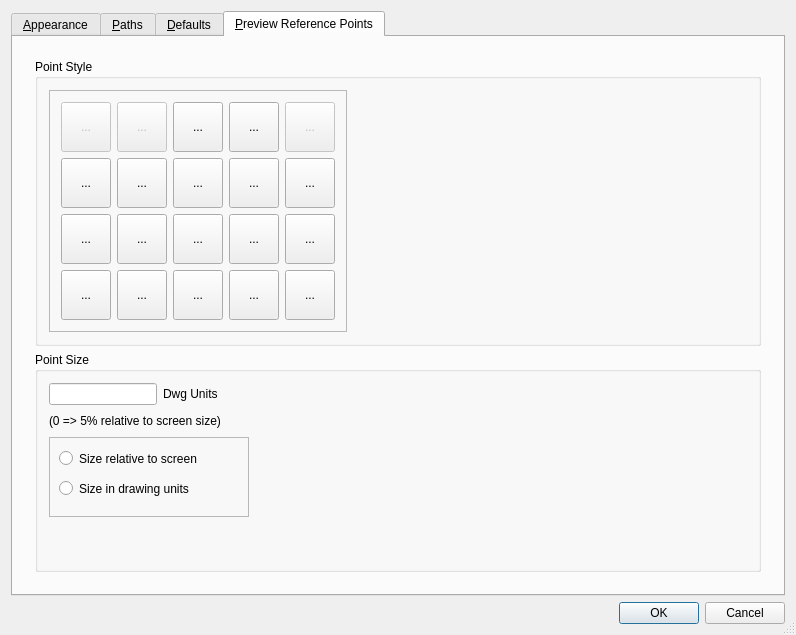
Qt form librecad/src/ui/dialogs/settings/options_general/qg_dlgoptionsgeneral.ui (LibreCAD/LibreCAD) before a commit.
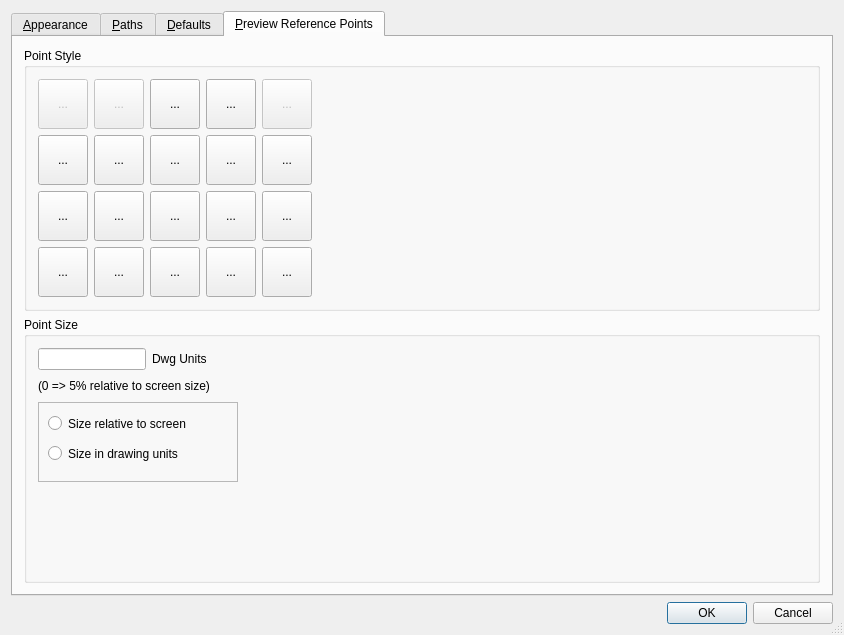
The same form after that commit. The open tabs and pages were chosen to show the change. Icons and pictures are not drawn.

What changed in the file:
```diff
--- a/librecad/src/ui/dialogs/settings/options_general/qg_dlgoptionsgeneral.ui
+++ b/librecad/src/ui/dialogs/settings/options_general/qg_dlgoptionsgeneral.ui
@@ -6,8 +6,8 @@
    <rect>
     <x>0</x>
     <y>0</y>
-    <width>748</width>
-    <height>616</height>
+    <width>844</width>
+    <height>625</height>
    </rect>
   </property>
   <property name="windowTitle">
@@ -1504,6 +1504,18 @@
        <item>
         <widget class="QWidget" name="widget_2" native="true">
          <layout class="QVBoxLayout" name="verticalLayout_3">
+          <property name="leftMargin">
+           <number>0</number>
+          </property>
+          <property name="topMargin">
+           <number>0</number>
+          </property>
+          <property name="rightMargin">
+           <number>0</number>
+          </property>
+          <property name="bottomMargin">
+           <number>0</number>
+          </property>
           <item>
            <widget class="QGroupBox" name="gbPointStyle">
             <property name="title">
@@ -1530,12 +1542,27 @@
                  }</string>
                </property>
                <property name="frameShape">
-                <enum>QFrame::StyledPanel</enum>
+                <enum>QFrame::NoFrame</enum>
                </property>
                <property name="frameShadow">
                 <enum>QFrame::Raised</enum>
                </property>
                <layout class="QGridLayout" name="gridLayout_14">
+                <property name="leftMargin">
+                 <number>0</number>
+                </property>
+                <property name="topMargin">
+                 <number>0</number>
+                </property>
+                <property name="rightMargin">
+                 <number>0</number>
+                </property>
+                <property name="bottomMargin">
+                 <number>0</number>
+                </property>
+                <property name="horizontalSpacing">
+                 <number>6</number>
+                </property>
                 <item row="0" column="0">
                  <widget class="QToolButton" name="bDot">
                   <property name="enabled">
```
